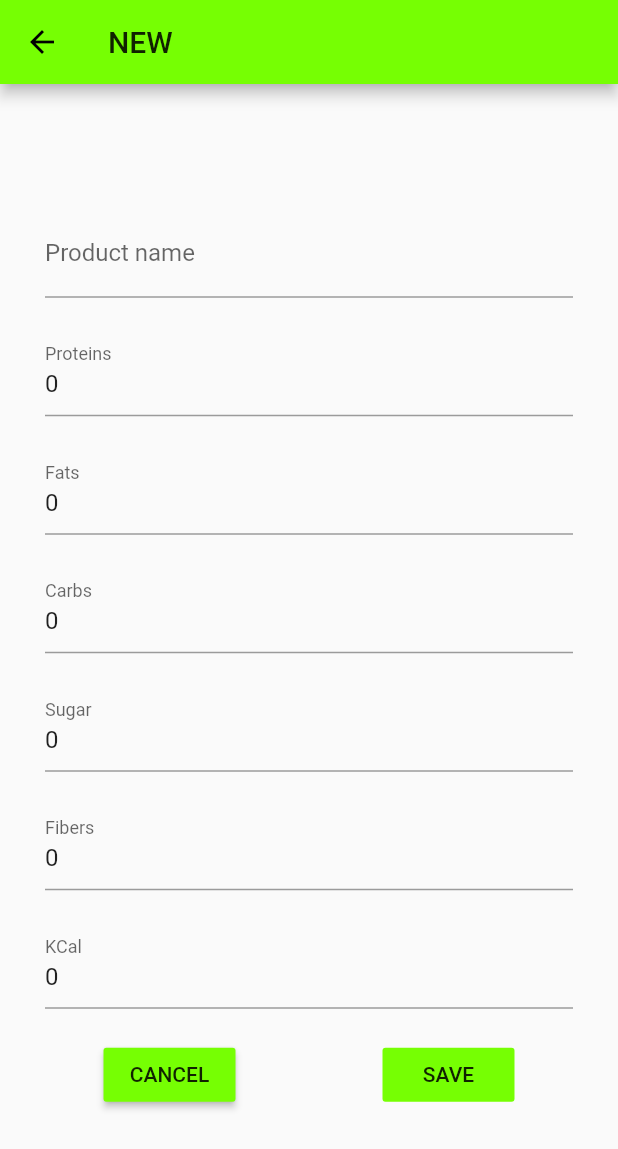
After one commit to dimmetrius/deepreboot, a Flutter app: the AddMealPage screen opened by its route, after a tap on the "add" icon, on a phone screen of 412 x 824 dp. The commit adds this screen. Shown: the top 1149 px of the screen. Run offline on Flutter 3.47's test engine with Material 2 defaults, Android fonts, the phone set to English and light mode, and no system bars; our stand-ins replace cloud_firestore, firebase_auth; accounts and stored records are empty; network calls fail.

Commit message:
product edit

```diff
--- a/app/lib/main.dart
+++ b/app/lib/main.dart
@@ -2,6 +2,7 @@ import 'package:app/model/auth_model.dart';
 import 'package:app/model/data_provider.dart';
 import 'package:app/model/collection_model.dart';
 import 'package:app/pages/add_meal.dart';
+import 'package:app/pages/add_product.dart';
 import 'package:app/pages/book.dart';
 import 'package:app/pages/home.dart';
 import 'package:app/pages/login_code.dart';
@@ -55,6 +56,7 @@ class MyApp extends StatelessWidget {
         '/tracker': (BuildContext context) => TrackerPage(),
         '/settings': (BuildContext context) => SettingsPage(),
         '/addmeal': (BuildContext context) => AddMealPage(),
+        '/addproduct': (BuildContext context) => AddProductPage(),
       },
     );
   }
--- a/app/lib/model/data_provider.dart
+++ b/app/lib/model/data_provider.dart
@@ -60,6 +60,10 @@ class Manufacturer implements OrmRecord {
 double toDouble(dynamic i) {
   String _i = i.toString();
   return double.tryParse(_i) ?? 0.0;
+}
+String strNumFromDouble(double n, [int digits = 0]){
+  double _n = n ?? 0;
+  return _n.toStringAsFixed(digits);
 }
 
 class Product implements OrmRecord {
--- a/app/lib/pages/add_meal.dart
+++ b/app/lib/pages/add_meal.dart
@@ -24,10 +24,19 @@ class AddMealPageState extends State<AddMealPage> {
             tabs: [
               Tab(text: 'ALL'),
               Tab(text: 'PRESETS'),
-              Tab(text: 'MY'),
+              Tab(text: 'RECEIPTS'),
             ],
           ),
-          title: Text('Product list'),
+          title: Text('PRODUCTS'),
+          actions: [
+            IconButton(
+              icon: Icon(Icons.add),
+              iconSize: 35,
+              onPressed: () {
+                Navigator.of(context).pushNamed('/addproduct', arguments:null);
+              },
+            )
+          ],
         ),
         body: TabBarView(
           children: [
@@ -81,6 +90,9 @@ class AddMealPageState extends State<AddMealPage> {
                       onTap: () {
                         showEditMealDialog(context, p, null);
                       },
+                      onLongPress: (){
+                        Navigator.of(context).pushNamed('/addproduct', arguments: p);
+                      },
                     );
                     /*
                 return ListTile(
@@ -110,8 +122,8 @@ class AddMealPageState extends State<AddMealPage> {
                 )),
               ],
             ),
-            Icon(Icons.directions_transit),
-            Icon(Icons.directions_bike),
+            Center(child: Text('IN DEVELOPMENT')),
+            Center(child: Text('IN DEVELOPMENT')),
           ],
         ),
       ),
--- /dev/null
+++ b/app/lib/pages/add_product.dart
@@ -0,0 +1,205 @@
+import 'package:app/model/auth_model.dart';
+import 'package:app/model/collection_model.dart';
+import 'package:app/model/data_provider.dart';
+import 'package:app/utils/app_theme.dart';
+import 'package:flutter/material.dart';
+import 'package:provider/provider.dart';
+import 'package:uuid/uuid.dart';
+
+class AddProductPage extends StatefulWidget {
+  final String title = 'FOOD.REBOOT';
+  @override
+  State<StatefulWidget> createState() => AddProductPageState();
+}
+
+class AddProductPageState extends State<AddProductPage> {
+  final _formKey = GlobalKey<FormState>();
+
+  @override
+  Widget build(BuildContext context) {
+        bool isNew = true;
+    CollectionModel<Product> productsModel =
+        Provider.of<CollectionModel<Product>>(context);
+    AuthModel auth = Provider.of<AuthModel>(context);
+    Product product = ModalRoute.of(context).settings.arguments;
+    if(product != null){
+      isNew = false;
+    }else{
+      product = Product();
+    }
+
+    TextEditingController _nameController = TextEditingController(text: product.name ?? '');
+    TextEditingController _protController = TextEditingController(text: strNumFromDouble(product.protein));
+    TextEditingController _fatController = TextEditingController(text: strNumFromDouble(product.fat));
+    TextEditingController _carbController = TextEditingController(text: strNumFromDouble(product.carb));
+    TextEditingController _sugController = TextEditingController(text: strNumFromDouble(product.sugar));
+    TextEditingController _fibController = TextEditingController(text: strNumFromDouble(product.fibers));
+    TextEditingController _kkalController = TextEditingController(text: strNumFromDouble(product.kkal));
+
+    return Scaffold(
+        appBar: AppBar(
+          title: Text(isNew ? 'NEW' : 'EDIT' + ' PRODUCT'),
+        ),
+        body: Form(
+            key: _formKey,
+            child: Center(
+              child: Padding(
+                padding: EdgeInsets.symmetric(horizontal: 30.0),
+                child: SingleChildScrollView(
+                  child: Column(
+                    mainAxisAlignment: MainAxisAlignment.center,
+                    children: <Widget>[
+                      SizedBox(
+                        height: 20.0,
+                      ),
+                      TextFormField(
+                        keyboardType: TextInputType.text,
+                        controller: _nameController,
+                        decoration:
+                            const InputDecoration(labelText: 'Product name'),
+                        validator: (String value) {
+                          if (value.isEmpty) {
+                            return 'Enter Product name plese';
+                          }
+                          return null;
+                        },
+                      ),
+                      SizedBox(
+                        height: 20.0,
+                      ),
+                      TextFormField(
+                        keyboardType: TextInputType.number,
+                        controller: _protController,
+                        decoration:
+                            const InputDecoration(labelText: 'Proteins'),
+                        validator: (String value) {
+                          if (value.isEmpty) {
+                            return 'Enter Proteins plese';
+                          }
+                          return null;
+                        },
+                      ),
+                      SizedBox(
+                        height: 20.0,
+                      ),
+                      TextFormField(
+                        keyboardType: TextInputType.number,
+                        controller: _fatController,
+                        decoration: const InputDecoration(labelText: 'Fats'),
+                        validator: (String value) {
+                          if (value.isEmpty) {
+                            return 'Enter Fats plese';
+                          }
+                          return null;
+                        },
+                      ),
+                      SizedBox(
+                        height: 20.0,
+                      ),
+                      TextFormField(
+                        keyboardType: TextInputType.number,
+                        controller: _carbController,
+                        decoration: const InputDecoration(labelText: 'Carbs'),
+                        validator: (String value) {
+                          if (value.isEmpty) {
+                            return 'Enter Carbs plese';
+                          }
+                          return null;
+                        },
+                      ),
+                      SizedBox(
+                        height: 20.0,
+                      ),
+                      TextFormField(
+                        keyboardType: TextInputType.number,
+                        controller: _sugController,
+                        decoration: const InputDecoration(labelText: 'Sugar'),
+                        validator: (String value) {
+                          if (value.isEmpty) {
+                            return 'Enter Sugar plese';
+                          }
+                          return null;
+                        },
+                      ),
+                      SizedBox(
+                        height: 20.0,
+                      ),
+                      TextFormField(
+                        keyboardType: TextInputType.number,
+                        controller: _fibController,
+                        decoration: const InputDecoration(labelText: 'Fibers'),
+                        validator: (String value) {
+                          if (value.isEmpty) {
+                            return 'Enter Fibers plese';
+                          }
+                          return null;
+                        },
+                      ),
+                      SizedBox(
+                        height: 20.0,
+                      ),
+                      TextFormField(
+                        keyboardType: TextInputType.number,
+                        controller: _kkalController,
+                        decoration: const InputDecoration(labelText: 'KCal'),
+                        validator: (String value) {
+                          if (value.isEmpty) {
+                            return 'Enter KCal plese';
+                          }
+                          return null;
+                        },
+                      ),
+                      SizedBox(
+                        height: 20.0,
+                      ),
+                      Row(
+                        mainAxisAlignment: MainAxisAlignment.spaceEvenly,
+                        children: [
+                          RaisedButton(
+                            color: greenPrimary,
+                            child: Text('CANCEL'),
+                            onPressed: () {
+                              Navigator.of(context).pop();
+                            },
+                          ),
+                          SizedBox(
+                            width: 20.0,
+                          ),
+                          FlatButton(
+                            color: greenPrimary,
+                            child: Text('SAVE'),
+                            onPressed: () {
+                              if (_formKey.currentState.validate()) {
+                                product
+                                  ..id = product.id ?? Uuid().v4()
+                                  ..creatorID = product.creatorID ?? auth.user.uid
+                                  ..name = _nameController.text
+                                  ..protein = toDouble(_protController.text)
+                                  ..fat = toDouble(_fatController.text)
+                                  ..carb = toDouble(_carbController.text)
+                                  ..sugar = toDouble(_sugController.text)
+                                  ..fibers = toDouble(_fibController.text)
+                                  ..kkal = toDouble(_kkalController.text);
+
+                                if(isNew){
+                                  productsModel.addRecordWithId(product, product.id);
+                                }else{
+                                  productsModel.update(product, product.id);
+                                }
+
+                                Navigator.of(context).pop();
+                              }
+                            },
+                          )
+                        ],
+                      ),
+                      SizedBox(
+                        height: 20.0,
+                      ),
+                    ],
+                  ),
+                ),
+              ),
+            )));
+  }
+}
```
Also changed, not shown: app/lib/pages/tracker.dart (+43 -8 lines), app/lib/utils/add_meal_dialog.dart (+8 -7 lines).
